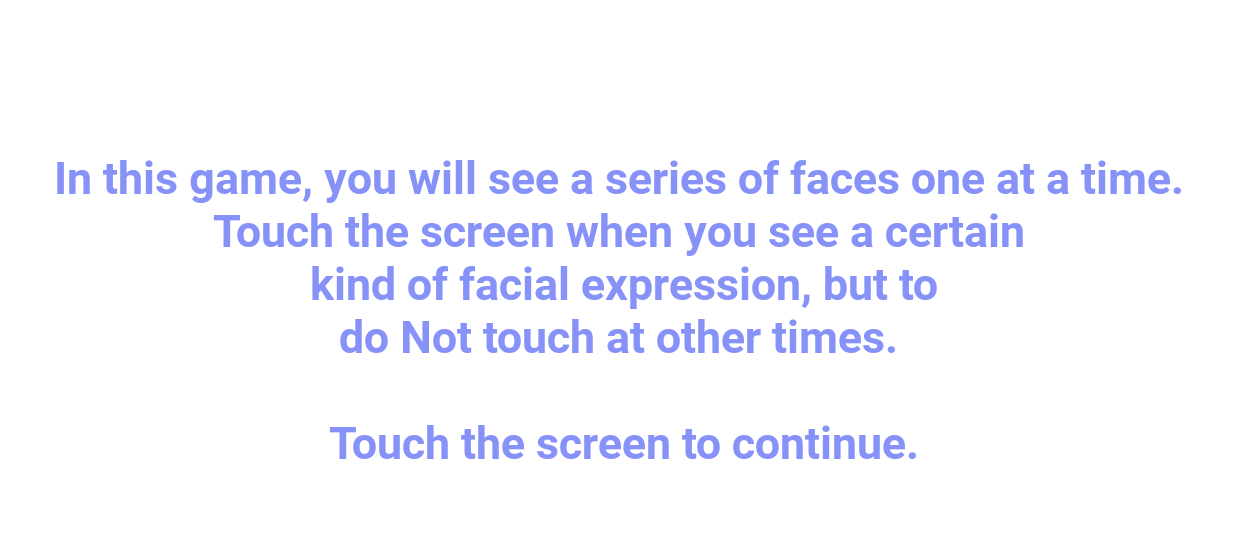
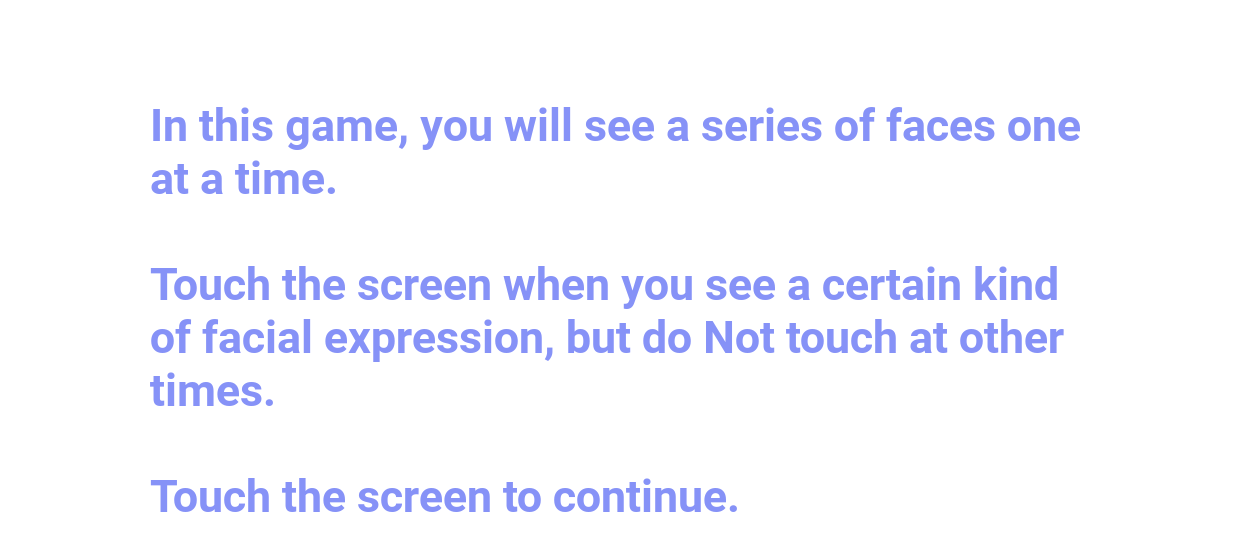
Before and after one commit to ManjuMunikar/Neuropsych-gonogo, an Android app: the IntroActivity screen opened directly, with no data from a screen before it, on a phone screen of 824 x 412 dp (held sideways). Shown: the top 551 px of the screen. Run offline under Robolectric (Android 15) with nearby library versions, the light colour scheme and no system bars.

```diff
--- a/app/src/main/java/com/datagrandeur/gonogo/IntroActivity.java
+++ b/app/src/main/java/com/datagrandeur/gonogo/IntroActivity.java
@@ -19,7 +19,7 @@ public class IntroActivity extends AppCompatActivity {
         btnIntro.setOnClickListener(new View.OnClickListener() {
             @Override
             public void onClick(View v) {
-                Intent intent=new Intent (getApplicationContext(),InstructionActivity1.class);
+                Intent intent=new Intent (getApplicationContext(),InstructionActivity2.class);
                 startActivity(intent);
             }
         });
--- a/app/src/main/res/layout/activity_instruction2.xml
+++ b/app/src/main/res/layout/activity_instruction2.xml
@@ -29,7 +29,10 @@
             android:layout_height="match_parent"
             android:fontFamily="@font/roboto_bold"
             android:gravity="center"
+            android:paddingLeft="100dp"
+            android:paddingRight="100dp"
             android:text="@string/instruction2"
+            android:textAlignment="viewStart"
             android:textColor="@color/purple"
             android:textSize="30sp" />
     </FrameLayout>
--- a/app/src/main/res/layout/activity_intro.xml
+++ b/app/src/main/res/layout/activity_intro.xml
@@ -28,9 +28,12 @@
             android:layout_height="match_parent"
             android:fontFamily="@font/roboto_bold"
             android:gravity="center"
-            android:textSize="30sp"
+            android:paddingLeft="100dp"
+            android:paddingRight="100dp"
             android:text="@string/intro"
-            android:textColor="@color/purple" />
+            android:textAlignment="viewStart"
+            android:textColor="@color/purple"
+            android:textSize="30sp" />
 
 
     </FrameLayout>
```
Also changed, not shown: app/src/main/java/com/datagrandeur/gonogo/InstructionActivity2.java (+4 -3 lines), app/src/main/res/values/strings.xml (+15 -10 lines), 2 other files.
